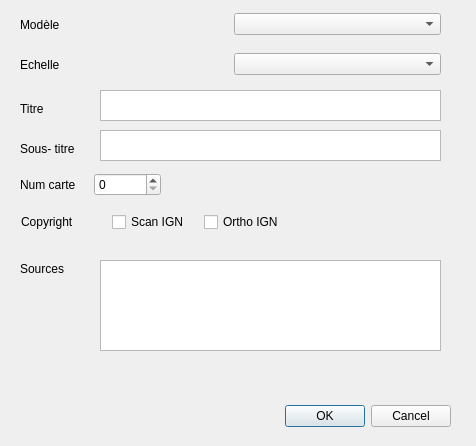
PnCevennes/Qgis-plugin-templateLoader, file templateLoader/ui_templateloader.ui: the form before one commit.
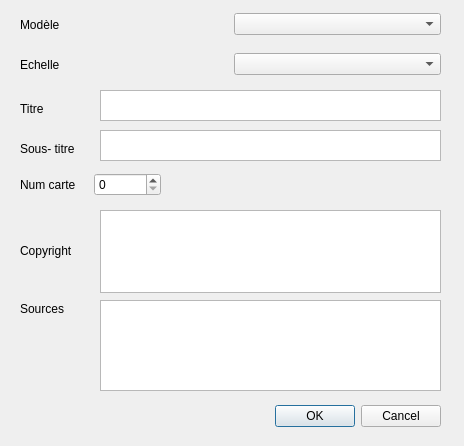
The form after the commit. Icons and pictures are not drawn.

Commit message: Change copyright items in a user parameters list

What changed in the file:
```diff
--- a/templateLoader/ui_templateloader.ui
+++ b/templateLoader/ui_templateloader.ui
@@ -6,7 +6,7 @@
    <rect>
     <x>0</x>
     <y>0</y>
-    <width>476</width>
+    <width>464</width>
     <height>446</height>
    </rect>
   </property>
@@ -20,7 +20,7 @@
   <widget class="QDialogButtonBox" name="buttonBox">
    <property name="geometry">
     <rect>
-     <x>110</x>
+     <x>100</x>
      <y>400</y>
      <width>341</width>
      <height>32</height>
@@ -63,7 +63,7 @@
    <property name="geometry">
     <rect>
      <x>20</x>
-     <y>260</y>
+     <y>300</y>
      <width>71</width>
      <height>17</height>
     </rect>
@@ -76,7 +76,7 @@
    <property name="geometry">
     <rect>
      <x>100</x>
-     <y>260</y>
+     <y>300</y>
      <width>341</width>
      <height>91</height>
     </rect>
@@ -114,39 +114,6 @@
     </rect>
    </property>
   </widget>
-  <widget class="QWidget" name="layoutWidget">
-   <property name="geometry">
-    <rect>
-     <x>21</x>
-     <y>210</y>
-     <width>268</width>
-     <height>24</height>
-    </rect>
-   </property>
-   <layout class="QHBoxLayout" name="horizontalLayout_2">
-    <item>
-     <widget class="QLabel" name="copyright_label">
-      <property name="text">
-       <string>Copyright</string>
-      </property>
-     </widget>
-    </item>
-    <item>
-     <widget class="QCheckBox" name="chbIgnScan">
-      <property name="text">
-       <string>Scan IGN</string>
-      </property>
-     </widget>
-    </item>
-    <item>
-     <widget class="QCheckBox" name="chbIgnOrtho">
-      <property name="text">
-       <string>Ortho IGN</string>
-      </property>
-     </widget>
-    </item>
-   </layout>
-  </widget>
   <widget class="QWidget" name="layoutWidget">
    <property name="geometry">
     <rect>
@@ -205,7 +172,32 @@
     </rect>
    </property>
   </widget>
-  <zorder>layoutWidget</zorder>
+  <widget class="QListView" name="listViewCopyright">
+   <property name="geometry">
+    <rect>
+     <x>100</x>
+     <y>210</y>
+     <width>341</width>
+     <height>83</height>
+    </rect>
+   </property>
+   <property name="resizeMode">
+    <enum>QListView::Adjust</enum>
+   </property>
+  </widget>
+  <widget class="QLabel" name="copyright_label">
+   <property name="geometry">
+    <rect>
+     <x>20</x>
+     <y>240</y>
+     <width>71</width>
+     <height>21</height>
+    </rect>
+   </property>
+   <property name="text">
+    <string>Copyright</string>
+   </property>
+  </widget>
   <zorder>layoutWidget</zorder>
   <zorder>layoutWidget</zorder>
   <zorder>layoutWidget</zorder>
```
Left out of the diff: 4 changed lines with no effect on the pictures. The commit also changes 5 other files.
